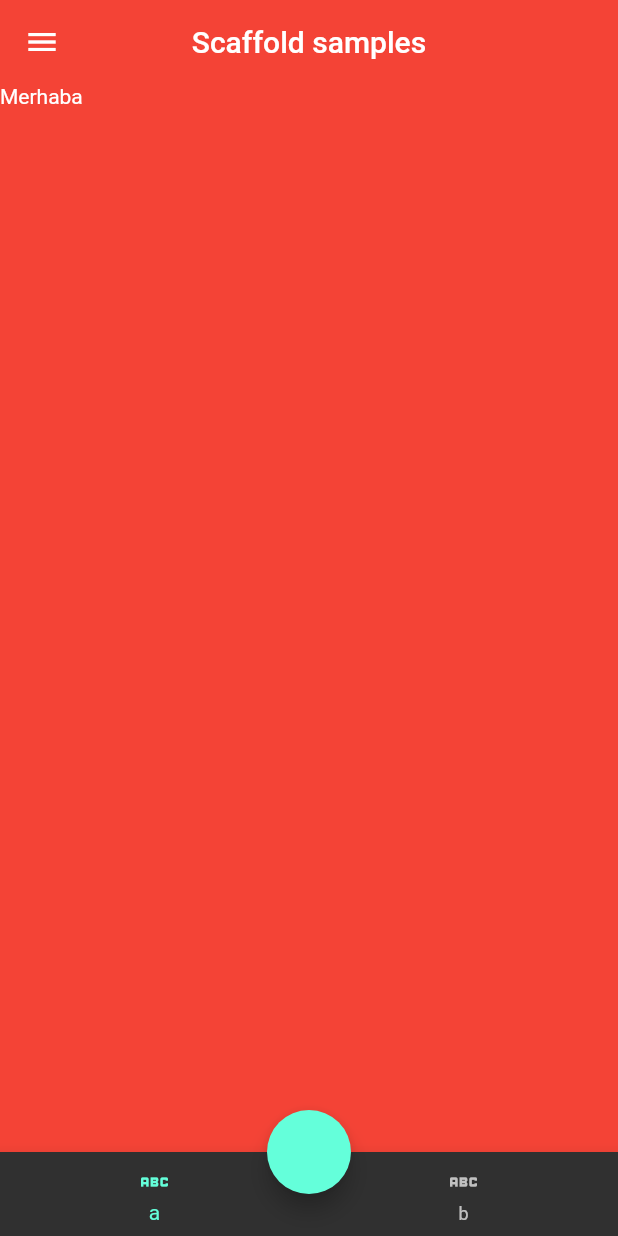
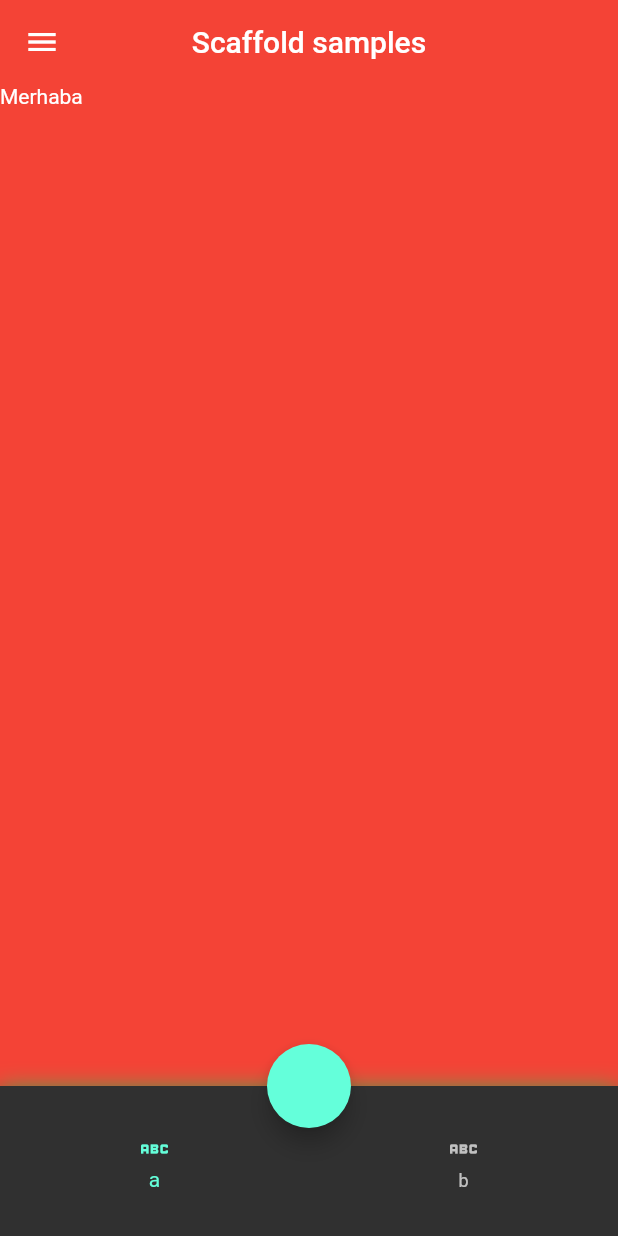
Before and after one commit to mrFarukk/flutter_full_learning1, a Flutter app: the ScaffoldLearnView screen opened directly, on a phone screen of 412 x 824 dp. Run offline on Flutter 3.47's test engine with Material 2 defaults, Android fonts, the phone set to English and light mode, and no system bars.

Commit message:
scaffold_learn1.dart

```diff
--- a/lib/101/scaffold_learn.dart
+++ b/lib/101/scaffold_learn.dart
@@ -1,4 +1,5 @@
 import 'package:flutter/material.dart';
+import 'package:flutter_full_learn/101/container_sized_box_learn.dart';
 
 class ScaffoldLearnView extends StatelessWidget {
   const ScaffoldLearnView({super.key});
@@ -9,6 +10,7 @@ class ScaffoldLearnView extends StatelessWidget {
       appBar: AppBar(title: const Text("Scaffold samples")),
       body: const Text("Merhaba"),
       backgroundColor: Colors.red,
+      extendBody: true,
       floatingActionButton: FloatingActionButton(
         onPressed: () {
           showModalBottomSheet(
@@ -20,10 +22,14 @@ class ScaffoldLearnView extends StatelessWidget {
       ),
       floatingActionButtonLocation: FloatingActionButtonLocation.centerDocked,
       drawer: const Drawer(),
-      bottomNavigationBar: BottomNavigationBar(items: const [
-        BottomNavigationBarItem(icon: Icon(Icons.abc_outlined), label: "a"),
-        BottomNavigationBarItem(icon: Icon(Icons.abc_outlined), label: "b"),
-      ]),
+      bottomNavigationBar: Container(
+        height: 100,
+        decoration: ProjectContainerDecoration(),
+        child: BottomNavigationBar(items: const [
+          BottomNavigationBarItem(icon: Icon(Icons.abc_outlined), label: "a"),
+          BottomNavigationBarItem(icon: Icon(Icons.abc_outlined), label: "b"),
+        ]),
+      ),
     );
   }
 }
--- a/lib/main.dart
+++ b/lib/main.dart
@@ -39,7 +39,7 @@ class MyApp extends StatelessWidget {
             backgroundColor: Colors.transparent,
             elevation: 0,
           )),
-      home: const ContainerSizedBoxLearn(),
+      home: const ScaffoldLearnView(),
     );
   }
 }
```
